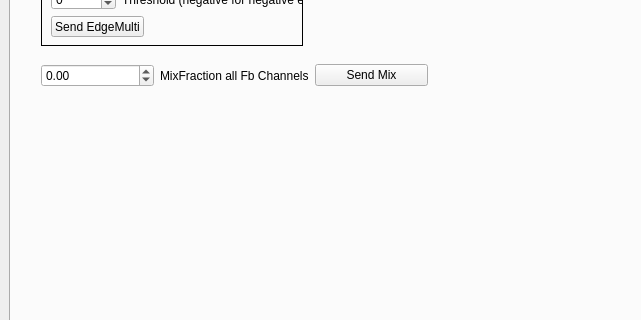
Qt form dc.ui (usnistgov/dastardcommander) before a commit; both pictures show x 0 to 641 and y 299 to 619 of the 925 by 712 pixel window.
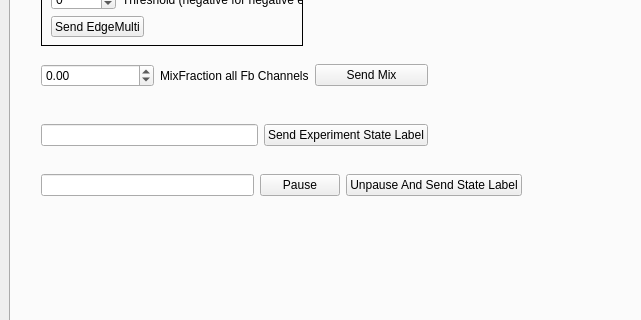
The same form after that commit. The open tabs and pages were chosen to show the change. Icons and pictures are not drawn.

Commit message: external trigger rate display, experimental buttons for state labels

```diff
--- a/dc.ui
+++ b/dc.ui
@@ -815,6 +815,57 @@
          <bool>true</bool>
         </property>
        </widget>
+       <widget class="QWidget" name="horizontalLayoutWidget_2">
+        <property name="geometry">
+         <rect>
+          <x>30</x>
+          <y>360</y>
+          <width>387</width>
+          <height>41</height>
+         </rect>
+        </property>
+        <layout class="QHBoxLayout" name="horizontalLayout_6">
+         <item>
+          <widget class="QLineEdit" name="lineEdit_experimentStateLabel"/>
+         </item>
+         <item>
+          <widget class="QPushButton" name="pushButton_sendExperimentStateLabel">
+           <property name="text">
+            <string>Send Experiment State Label</string>
+           </property>
+          </widget>
+         </item>
+        </layout>
+       </widget>
+       <widget class="QWidget" name="horizontalLayoutWidget_3">
+        <property name="geometry">
+         <rect>
+          <x>30</x>
+          <y>410</y>
+          <width>481</width>
+          <height>41</height>
+         </rect>
+        </property>
+        <layout class="QHBoxLayout" name="horizontalLayout_7">
+         <item>
+          <widget class="QLineEdit" name="lineEdit_unpauseExperimentalLabel"/>
+         </item>
+         <item>
+          <widget class="QPushButton" name="pushButton_pauseExperimental">
+           <property name="text">
+            <string>Pause</string>
+           </property>
+          </widget>
+         </item>
+         <item>
+          <widget class="QPushButton" name="pushButton_unpauseExperimental">
+           <property name="text">
+            <string>Unpause And Send State Label</string>
+           </property>
+          </widget>
+         </item>
+        </layout>
+       </widget>
       </widget>
       <widget class="QWidget" name="tabObserve">
        <attribute name="title">
```
Left out of the diff: 2 changed lines with no effect on the pictures. The commit also changes 4 other files.
